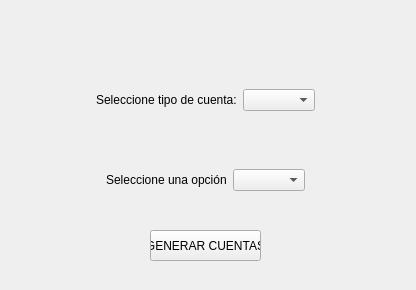
sarahiva/IS2Proyecto1, file forms/generarcuentas.ui: the form before one commit.
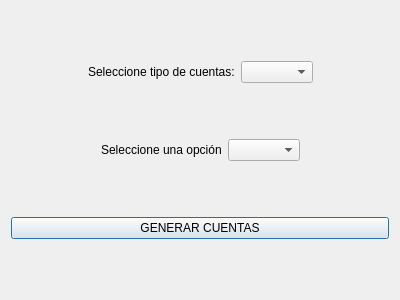
The form after the commit. Icons and pictures are not drawn.

The edit to the form file:
```diff
--- a/forms/generarcuentas.ui
+++ b/forms/generarcuentas.ui
@@ -1,84 +1,23 @@
 <?xml version="1.0" encoding="UTF-8"?>
 <ui version="4.0">
  <class>GenerarCuentas</class>
- <widget class="QWidget" name="GenerarCuentas">
+ <widget class="QDialog" name="GenerarCuentas">
   <property name="geometry">
    <rect>
     <x>0</x>
     <y>0</y>
-    <width>416</width>
-    <height>290</height>
+    <width>400</width>
+    <height>300</height>
    </rect>
   </property>
   <property name="windowTitle">
    <string>Form</string>
   </property>
-  <widget class="QWidget" name="horizontalLayoutWidget_2">
-   <property name="geometry">
-    <rect>
-     <x>10</x>
-     <y>10</y>
-     <width>401</width>
-     <height>31</height>
-    </rect>
-   </property>
-   <layout class="QHBoxLayout" name="horizontalLayout_2">
-    <item>
-     <widget class="QPushButton" name="ButtonRegresar">
-      <property name="sizePolicy">
-       <sizepolicy hsizetype="Fixed" vsizetype="Fixed">
-        <horstretch>0</horstretch>
-        <verstretch>0</verstretch>
-       </sizepolicy>
-      </property>
-      <property name="minimumSize">
-       <size>
-        <width>20</width>
-        <height>20</height>
-       </size>
-      </property>
-      <property name="styleSheet">
-       <string notr="true">border: 0px;</string>
-      </property>
-      <property name="text">
-       <string/>
-      </property>
-      <property name="icon">
-       <iconset>
-        <normaloff>:/iconos/imagenes/regresa.png</normaloff>:/iconos/imagenes/regresa.png</iconset>
-      </property>
-      <property name="iconSize">
-       <size>
-        <width>20</width>
-        <height>20</height>
-       </size>
-      </property>
-     </widget>
-    </item>
-    <item>
-     <spacer name="horizontalSpacer_2">
-      <property name="orientation">
-       <enum>Qt::Horizontal</enum>
-      </property>
-      <property name="sizeHint" stdset="0">
-       <size>
-        <width>40</width>
-        <height>20</height>
-       </size>
-      </property>
-     </spacer>
-    </item>
-   </layout>
-  </widget>
-  <widget class="QWidget" name="horizontalLayoutWidget_3">
-   <property name="geometry">
-    <rect>
-     <x>10</x>
-     <y>70</y>
-     <width>391</width>
-     <height>61</height>
-    </rect>
-   </property>
+  <layout class="QGridLayout" name="gridLayout">
+   <item row="0" column="0">
+    <layout class="QHBoxLayout" name="horizontalLayout_2"/>
+   </item>
+   <item row="1" column="0">
    <layout class="QHBoxLayout" name="horizontalLayout_3">
     <item>
      <spacer name="horizontalSpacer">
@@ -102,7 +41,7 @@
        </sizepolicy>
       </property>
       <property name="text">
-       <string>Seleccione tipo de cuenta:</string>
+        <string>Seleccione tipo de cuentas:</string>
       </property>
      </widget>
     </item>
@@ -130,16 +69,8 @@
      </spacer>
     </item>
    </layout>
-  </widget>
-  <widget class="QWidget" name="horizontalLayoutWidget_4">
-   <property name="geometry">
-    <rect>
-     <x>10</x>
-     <y>150</y>
-     <width>391</width>
-     <height>61</height>
-    </rect>
-   </property>
+   </item>
+   <item row="2" column="0">
    <layout class="QHBoxLayout" name="horizontalLayout_4">
     <item>
      <spacer name="horizontalSpacer_4">
@@ -191,20 +122,15 @@
      </spacer>
     </item>
    </layout>
-  </widget>
+   </item>
+   <item row="3" column="0">
   <widget class="QPushButton" name="ButtonGenerarCuentas">
-   <property name="geometry">
-    <rect>
-     <x>150</x>
-     <y>230</y>
-     <width>111</width>
-     <height>31</height>
-    </rect>
-   </property>
    <property name="text">
     <string>GENERAR CUENTAS</string>
    </property>
   </widget>
+   </item>
+  </layout>
  </widget>
  <resources>
   <include location="../img.qrc"/>
```
Left out of the diff: 6 changed lines with no effect on the pictures. Lines whose indentation alone changed are shown as unchanged.
